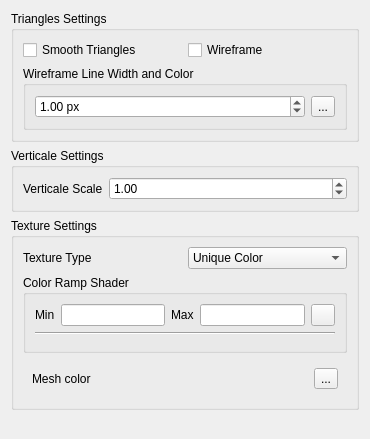
Old version of the form src/ui/3d/qgsmesh3dpropswidget.ui in the repository qgis/QGIS.
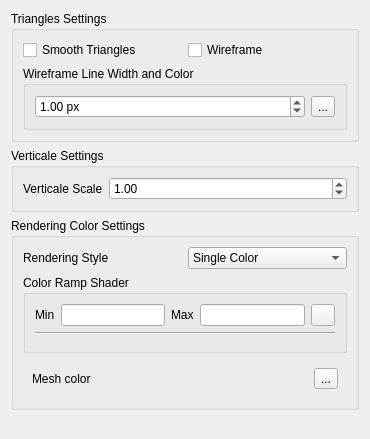
New version of the form. Icons and pictures are not drawn. Custom widgets are drawn as their Qt base class.

Diff of the .ui file:
```diff
--- a/src/ui/3d/qgsmesh3dpropswidget.ui
+++ b/src/ui/3d/qgsmesh3dpropswidget.ui
@@ -92,13 +92,13 @@
    <item>
     <widget class="QgsCollapsibleGroupBox" name="mgroupBoxTextureSettings">
      <property name="title">
-      <string>Texture Settings</string>
+      <string>Rendering Color Settings</string>
      </property>
      <layout class="QGridLayout" name="gridLayout_6">
       <item row="0" column="0">
        <widget class="QLabel" name="label_5">
         <property name="text">
-         <string>Texture Type</string>
+         <string>Rendering Style</string>
         </property>
        </widget>
       </item>
@@ -126,7 +126,7 @@
        <widget class="QComboBox" name="mComboBoxTextureType">
         <item>
          <property name="text">
-          <string>Unique Color</string>
+          <string>Single Color</string>
          </property>
         </item>
         <item>
```
Left out of the diff: 4 changed lines with no effect on the pictures.
